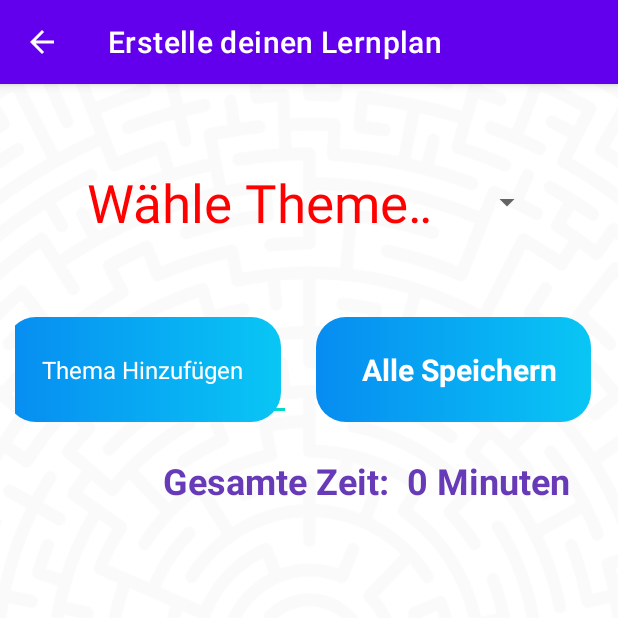
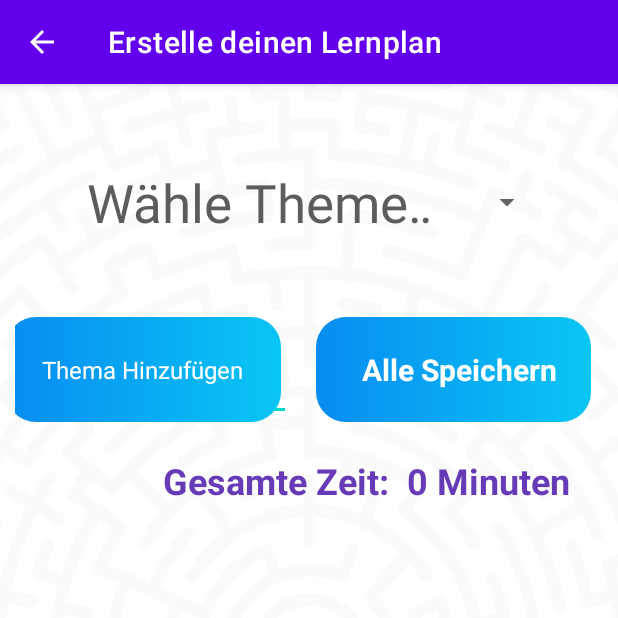
Before and after one commit to bolatSeref/LerntagebuchApp, an Android app: the CreateStudyPlan screen opened directly, with no data from a screen before it, on a phone screen of 412 x 824 dp, the top half of it. Run offline under Robolectric (Android 15) with nearby library versions, the phone set to English and light mode, and no system bars; Roboto replaces fonts that are not available here.

Commit message:
spinner is fixed

```diff
--- a/app/src/main/java/com/creactivestudio/lerntagebuchapp/CreateStudyPlan.java
+++ b/app/src/main/java/com/creactivestudio/lerntagebuchapp/CreateStudyPlan.java
@@ -147,10 +147,11 @@ public class CreateStudyPlan extends AppCompatActivity {
      */
     public void setDataForSpinner ()
     {
+       // ArrayAdapter<CharSequence> adapter=ArrayAdapter.createFromResource(this, R.array.mathe_themen, R.layout.spinner);
         ArrayAdapter<CharSequence> adapter=ArrayAdapter.createFromResource(this, R.array.mathe_themen, R.layout.spinner);
         //adapter.setDropDownViewResource(R.layout.spinner);
         spinnerThemen.setAdapter(adapter);
-        spinnerThemen.setPopupBackgroundResource(android.R.color.holo_green_light);// Ändere Spinner Background Farbe
+        spinnerThemen.setPopupBackgroundResource(android.R.color.holo_blue_light);// Ändere Spinner Background Farbe
     }
 
 
--- a/app/src/main/res/layout/spinner.xml
+++ b/app/src/main/res/layout/spinner.xml
@@ -10,6 +10,6 @@
     android:textAlignment="inherit"
     android:textSize="35sp"
     android:lineHeight="25sp"
-    android:textColor="#FF0000"
+    android:textColor="#5E5B5B"
     android:padding="5dp"
     />
```
